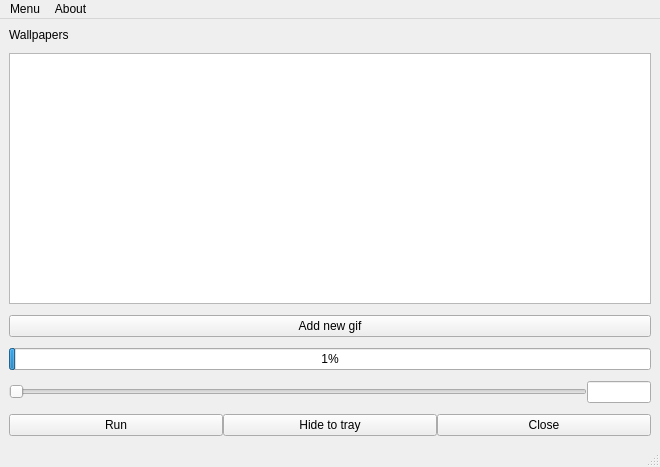
Qt form mainwindow.ui (wvovaw/gif-wallpaper-GUI) before a commit.
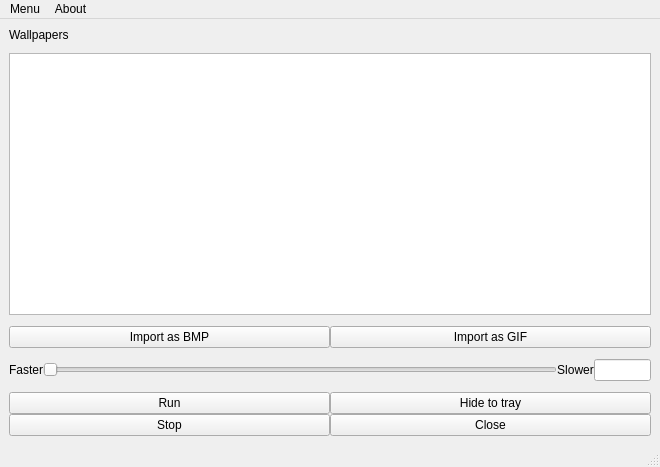
The same form after that commit.

What changed in the file:
```diff
--- a/mainwindow.ui
+++ b/mainwindow.ui
@@ -23,59 +23,25 @@
       <property name="verticalSpacing">
        <number>11</number>
       </property>
-      <item row="6" column="0">
-       <widget class="QProgressBar" name="convertProgressBar">
-        <property name="enabled">
-         <bool>true</bool>
-        </property>
-        <property name="value">
-         <number>1</number>
-        </property>
-        <property name="textVisible">
-         <bool>true</bool>
-        </property>
-        <property name="invertedAppearance">
-         <bool>false</bool>
-        </property>
-       </widget>
-      </item>
-      <item row="1" column="0">
-       <widget class="QListView" name="listView"/>
-      </item>
-      <item row="10" column="0">
-       <layout class="QHBoxLayout" name="horizontalLayout_4">
-        <item>
-         <widget class="QPushButton" name="runButton">
-          <property name="text">
-           <string>Run</string>
-          </property>
-         </widget>
-        </item>
-        <item>
-         <widget class="QPushButton" name="toTrayButton">
-          <property name="text">
-           <string>Hide to tray</string>
-          </property>
-         </widget>
-        </item>
-        <item>
-         <widget class="QPushButton" name="closeButton">
-          <property name="text">
-           <string>Close</string>
-          </property>
-         </widget>
-        </item>
-       </layout>
-      </item>
-      <item row="3" column="0">
-       <widget class="QPushButton" name="addGifButton">
+      <item row="0" column="0">
+       <widget class="QLabel" name="label_2">
         <property name="text">
-         <string>Add new gif</string>
+         <string>Wallpapers</string>
         </property>
        </widget>
       </item>
-      <item row="9" column="0">
-       <layout class="QHBoxLayout" name="horizontalLayout_2" stretch="9,1">
+      <item row="7" column="0">
+       <layout class="QHBoxLayout" name="horizontalLayout_2" stretch="0,9,0,1">
+        <item>
+         <widget class="QLabel" name="label">
+          <property name="text">
+           <string>Faster</string>
+          </property>
+          <property name="alignment">
+           <set>Qt::AlignCenter</set>
+          </property>
+         </widget>
+        </item>
         <item>
          <widget class="QSlider" name="speedSlider">
           <property name="maximum">
@@ -89,18 +55,86 @@
           </property>
          </widget>
         </item>
+        <item>
+         <widget class="QLabel" name="label_3">
+          <property name="text">
+           <string>Slower</string>
+          </property>
+          <property name="alignment">
+           <set>Qt::AlignCenter</set>
+          </property>
+         </widget>
+        </item>
         <item>
          <widget class="QLineEdit" name="speedEdit"/>
         </item>
        </layout>
       </item>
-      <item row="0" column="0">
-       <widget class="QLabel" name="label_2">
-        <property name="text">
-         <string>Wallpapers</string>
+      <item row="8" column="0">
+       <layout class="QHBoxLayout" name="horizontalLayout_4">
+        <item>
+         <layout class="QGridLayout" name="gridLayout_3">
+          <item row="1" column="0">
+           <widget class="QPushButton" name="stopButton">
+            <property name="text">
+             <string>Stop</string>
+            </property>
+           </widget>
+          </item>
+          <item row="0" column="0">
+           <widget class="QPushButton" name="runButton">
+            <property name="text">
+             <string>Run</string>
+            </property>
+           </widget>
+          </item>
+         </layout>
+        </item>
+        <item>
+         <layout class="QGridLayout" name="gridLayout_4">
+          <item row="1" column="0">
+           <widget class="QPushButton" name="closeButton">
+            <property name="text">
+             <string>Close</string>
+            </property>
+           </widget>
+          </item>
+          <item row="0" column="0">
+           <widget class="QPushButton" name="toTrayButton">
+            <property name="text">
+             <string>Hide to tray</string>
+            </property>
+           </widget>
+          </item>
+         </layout>
+        </item>
+       </layout>
+      </item>
+      <item row="1" column="0">
+       <widget class="QListView" name="wallpapersListView">
+        <property name="editTriggers">
+         <set>QAbstractItemView::NoEditTriggers</set>
         </property>
        </widget>
       </item>
+      <item row="2" column="0">
+       <layout class="QHBoxLayout" name="horizontalLayout_3">
+        <item>
+         <widget class="QPushButton" name="importBmpButton">
+          <property name="text">
+           <string>Import as BMP</string>
+          </property>
+         </widget>
+        </item>
+        <item>
+         <widget class="QPushButton" name="importFromGifButton">
+          <property name="text">
+           <string>Import as GIF</string>
+          </property>
+         </widget>
+        </item>
+       </layout>
+      </item>
      </layout>
     </item>
    </layout>
```
Left out of the diff: 30 changed lines with no effect on the pictures.
